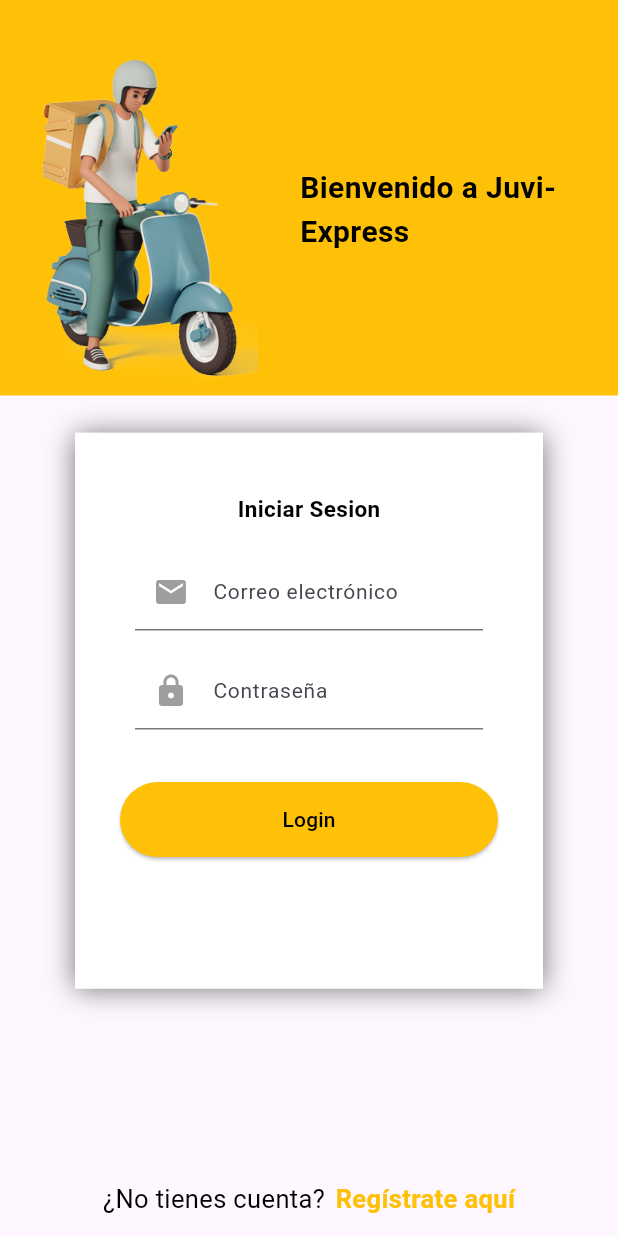
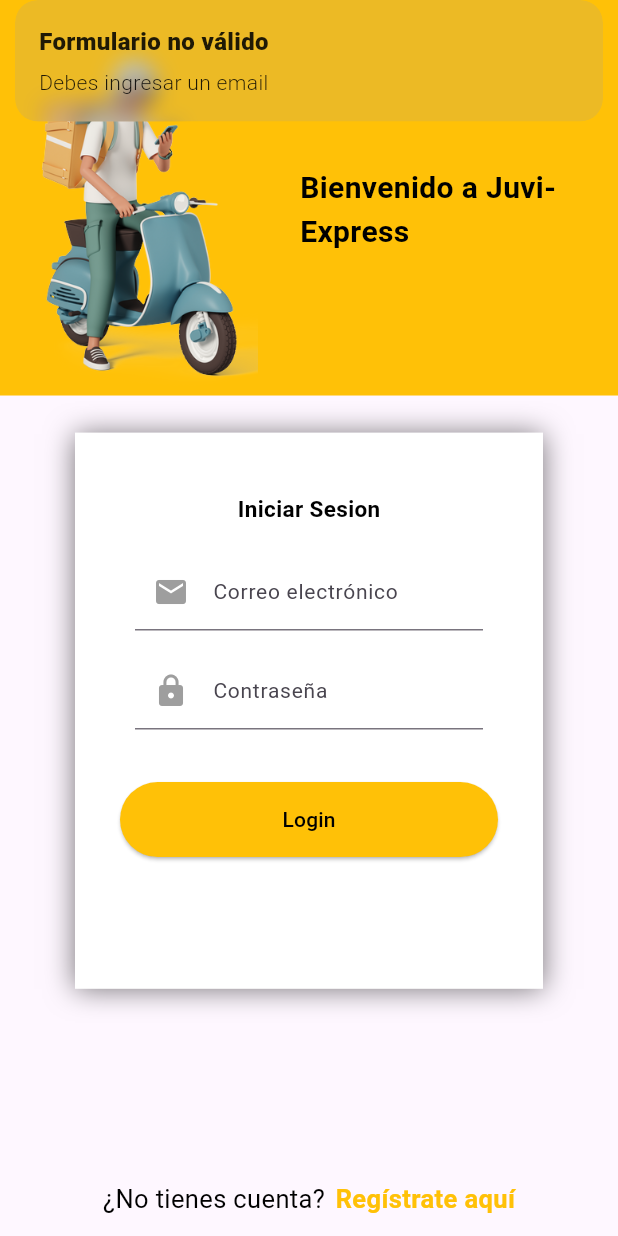
Before and after one commit to Jhonathan-Pizarra/PROYECTO_Juvi-Express, a Flutter app: the screen it shows after launch, after a tap on "Login", on a phone screen of 412 x 824 dp. Run offline on Flutter 3.47's test engine with Material 3 defaults, Android fonts, the light colour scheme and no system bars; our stand-ins replace get.

Commit message:
Login&Rgister-Forms

```diff
--- a/juvi_express/lib/main.dart
+++ b/juvi_express/lib/main.dart
@@ -1,6 +1,7 @@
 import 'package:flutter/material.dart';
 import 'package:get/get.dart';
 import 'package:juvi_express/src/pages/login/login_page.dart';
+import 'package:juvi_express/src/pages/register/register_page.dart';
 
 void main() {
   runApp(const MyApp());
@@ -36,7 +37,9 @@
       ),
       initialRoute: '/',
       getPages: [
-        GetPage(name: '/', page: ()=> LoginPage())
+        GetPage(name: '/', page: ()=> LoginPage()),
+        GetPage(name: '/register', page: ()=> RegisterPage()),
+
       ],
       navigatorKey: Get.key,
     );
--- /dev/null
+++ b/juvi_express/lib/src/pages/login/login_controller.dart
@@ -0,0 +1,50 @@
+import 'package:flutter/material.dart';
+import 'package:get/get.dart';
+
+class LoginController extends GetxController{
+
+  TextEditingController emailController = TextEditingController();
+  TextEditingController passwordController = TextEditingController();
+
+  void goToRegisterPage(){
+    Get.toNamed('/register');
+  }
+
+  void login(){
+    String email = emailController.text.trim();
+    String password = passwordController.text.trim();
+
+    print('Email ${email}');
+    print('Password ${password}');
+
+    Get.snackbar('Email', email);
+    Get.snackbar('Password', password);
+
+    if (isValidForm(email, password)) {
+      Get.snackbar('Formulario válido', "Estas listo para eviar la peticion http");
+    }
+
+  }
+
+  bool isValidForm(String email, String password){
+
+    if (email.isEmpty) {
+      Get.snackbar("Formulario no válido", "Debes ingresar un email");
+      return false;
+    }
+
+    if (!GetUtils.isEmail(email)) {
+      Get.snackbar("Formulario no válido", "Debes ingresar un email válido");
+      return false;
+    }
+
+    if (password.isEmpty) {
+      Get.snackbar("Formulario no válido", "Debes ingresar tu clave");
+      return false;
+    }
+
+    return true;
+  }
+
+
+}
--- a/juvi_express/lib/src/pages/login/login_page.dart
+++ b/juvi_express/lib/src/pages/login/login_page.dart
@@ -1,7 +1,9 @@
 import 'package:flutter/material.dart';
+import 'package:get/get.dart';
+import 'package:juvi_express/src/pages/login/login_controller.dart';
 
 class LoginPage extends StatelessWidget {
-  const LoginPage({super.key});
+  LoginController con = Get.put(LoginController());
 
   @override
   Widget build(BuildContext context) {
@@ -87,12 +89,15 @@ class LoginPage extends StatelessWidget {
         SizedBox(
           width: 7,
         ),
-        Text(
+        GestureDetector(
+          onTap: () => con.goToRegisterPage(),
+          child: Text(
             "Regístrate aquí",
             style: TextStyle(
               color: Colors.amber,
               fontWeight: FontWeight.bold,
               fontSize: 17,
+            ),
           ),
         ),
       ],
@@ -154,8 +159,8 @@ class LoginPage extends StatelessWidget {
         ),
       ),
     );
-  }*/
-
+  }
+*/
 
   Widget _textFieldEmail() {
     return Container(
@@ -173,10 +178,41 @@ class LoginPage extends StatelessWidget {
           ),
         ),
         child: TextField(
+          controller: con.emailController,
           keyboardType: TextInputType.emailAddress,
           decoration: InputDecoration(
             hintText: "Correo electrónico",
             prefixIcon: Icon(Icons.email),
+            contentPadding: EdgeInsets.symmetric(vertical: 15), // Ajustar el padding vertical
+          ),
+          style: TextStyle(fontSize: 14), // Ajustar el tamaño del texto
+        ),
+      ),
+    );
+  }
+
+  Widget _textFieldPassword() {
+    return Container(
+      margin: EdgeInsets.symmetric(horizontal: 40, vertical: 5), // Agregar margen vertical
+      child: Theme(
+        data: ThemeData(
+          primaryColor: Colors.amber, // Cambiar el color principal
+          inputDecorationTheme: InputDecorationTheme(
+            focusedBorder: UnderlineInputBorder(
+              borderSide: BorderSide(color: Colors.amber),
+            ),
+            prefixIconColor: MaterialStateColor.resolveWith(
+              (states) => states.contains(MaterialState.focused) ? Colors.amber : Colors.grey,
+            ),
+          ),
+        ),
+        child: TextField(
+          controller: con.passwordController,
+          keyboardType: TextInputType.text,
+          obscureText: true,
+          decoration: InputDecoration(
+            hintText: "Contraseña",
+            prefixIcon: Icon(Icons.lock),
             contentPadding: EdgeInsets.symmetric(vertical: 15), // Ajustar el padding vertical
           ),
           style: TextStyle(fontSize: 14), // Ajustar el tamaño del texto
@@ -208,7 +244,7 @@ class LoginPage extends StatelessWidget {
       width: double.infinity,
       margin: EdgeInsets.symmetric(horizontal: 30, vertical: 30),
       child: ElevatedButton(
-        onPressed: () => {},
+        onPressed: () => con.login(),
         style: ElevatedButton.styleFrom(
           padding: EdgeInsets.symmetric(vertical: 15),
           backgroundColor: Colors.amber,
@@ -224,35 +260,5 @@ class LoginPage extends StatelessWidget {
   }
 
 
-  Widget _textFieldPassword() {
-    return Container(
-      margin: EdgeInsets.symmetric(horizontal: 40, vertical: 5), // Agregar margen vertical
-      child: Theme(
-        data: ThemeData(
-          primaryColor: Colors.amber, // Cambiar el color principal
-          inputDecorationTheme: InputDecorationTheme(
-            focusedBorder: UnderlineInputBorder(
-              borderSide: BorderSide(color: Colors.amber),
-            ),
-            prefixIconColor: MaterialStateColor.resolveWith(
-              (states) => states.contains(MaterialState.focused) ? Colors.amber : Colors.grey,
-            ),
-          ),
-        ),
-        child: TextField(
-          keyboardType: TextInputType.text,
-          obscureText: true,
-          decoration: InputDecoration(
-            hintText: "Contraseña",
-            prefixIcon: Icon(Icons.lock),
-            contentPadding: EdgeInsets.symmetric(vertical: 15), // Ajustar el padding vertical
-          ),
-          style: TextStyle(fontSize: 14), // Ajustar el tamaño del texto
-        ),
-      ),
-    );
-  }
-
-
 
 }
--- /dev/null
+++ b/juvi_express/lib/src/pages/register/register_controller.dart
@@ -0,0 +1,78 @@
+import 'package:flutter/material.dart';
+import 'package:get/get.dart';
+
+class RegisterController extends GetxController {
+
+  TextEditingController emailController = TextEditingController();
+  TextEditingController namelController = TextEditingController();
+  TextEditingController lastNameController = TextEditingController();
+  TextEditingController phoneController = TextEditingController();
+  TextEditingController passwordController = TextEditingController();
+  TextEditingController confirmPasswordController = TextEditingController();
+
+  void register() {
+    String email = emailController.text.trim();
+    String name = namelController.text;
+    String lastName = lastNameController.text;
+    String phone = phoneController.text;
+    String password = passwordController.text.trim();
+    String confirmPassword = confirmPasswordController.text.trim();
+
+    print('Email ${email}');
+    print('Password ${password}');
+
+    Get.snackbar('Email', email);
+    Get.snackbar('Password', password);
+
+    if (isValidForm(email, name, lastName, phone, password, confirmPassword)) {
+      Get.snackbar(
+          'Formulario válido', "Estas listo para eviar la peticion http");
+    }
+  }
+
+  bool isValidForm(String email, String name, String lastName, String phone, String password, String confirmPassword) {
+
+    if (email.isEmpty) {
+      Get.snackbar("Formulario no válido", "Debes ingresar un email");
+      return false;
+    }
+
+    if (!GetUtils.isEmail(email)) {
+      Get.snackbar("Formulario no válido", "Debes ingresar un email válido");
+      return false;
+    }
+
+    if (name.isEmpty) {
+      Get.snackbar("Formulario no válido", "Debes ingresar un nombre");
+      return false;
+    }
+
+    if (lastName.isEmpty) {
+      Get.snackbar("Formulario no válido", "Debes ingresar un apellido");
+      return false;
+    }
+
+    if (phone.isEmpty) {
+      Get.snackbar("Formulario no válido", "Debes ingresar un telefono");
+      return false;
+    }
+
+    if (password.isEmpty) {
+      Get.snackbar("Formulario no válido", "Debes ingresar tu clave");
+      return false;
+    }
+
+    if (confirmPassword.isEmpty) {
+      Get.snackbar("Formulario no válido", "Debes ingresar tu clave");
+      return false;
+    }
+
+    if (password != confirmPassword) {
+      Get.snackbar("Formulario no válido", "Contraseñas no coinciden");
+      return false;
+    }
+
+    return true;
+  }
+
+}
```
Also changed, not shown: juvi_express/lib/src/pages/register/register_page.dart (added, +363 -0 lines), juvi_express/assets/img/estudioso.jpg (added), juvi_express/assets/img/user1.png (added), juvi_express/assets/img/user_profile.png (added). Lines whose indentation alone changed are shown as unchanged.
